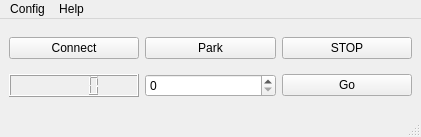
This is mainwindow.ui in PianetaRadio/CatRotator as Qt 5 draws it before an edit. The edited form follows.
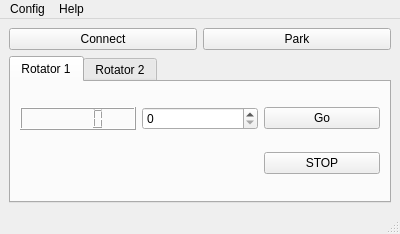
This is the edited form.

Commit message: Rotator label

What changed in the file:
```diff
--- a/mainwindow.ui
+++ b/mainwindow.ui
@@ -6,8 +6,8 @@
    <rect>
     <x>0</x>
     <y>0</y>
-    <width>421</width>
-    <height>137</height>
+    <width>400</width>
+    <height>234</height>
    </rect>
   </property>
   <property name="windowTitle">
@@ -15,23 +15,6 @@
   </property>
   <widget class="QWidget" name="centralwidget">
    <layout class="QGridLayout" name="gridLayout">
-    <item row="1" column="1">
-     <widget class="QSpinBox" name="spinBox_posAz">
-      <property name="maximum">
-       <number>450</number>
-      </property>
-     </widget>
-    </item>
-    <item row="1" column="0">
-     <widget class="QLCDNumber" name="lcdNumber_posAz"/>
-    </item>
-    <item row="1" column="2">
-     <widget class="QPushButton" name="pushButton_go">
-      <property name="text">
-       <string>Go</string>
-      </property>
-     </widget>
-    </item>
     <item row="0" column="0">
      <widget class="QPushButton" name="pushButton_connect">
       <property name="text">
@@ -49,11 +32,50 @@
       </property>
      </widget>
     </item>
-    <item row="0" column="2">
-     <widget class="QPushButton" name="pushButton_stop">
-      <property name="text">
-       <string>STOP</string>
+    <item row="3" column="0" colspan="2">
+     <widget class="QTabWidget" name="tabWidget_rotator">
+      <property name="enabled">
+       <bool>true</bool>
       </property>
+      <property name="currentIndex">
+       <number>0</number>
+      </property>
+      <widget class="QWidget" name="tab">
+       <attribute name="title">
+        <string>Rotator 1</string>
+       </attribute>
+       <layout class="QGridLayout" name="gridLayout_2">
+        <item row="0" column="4">
+         <widget class="QPushButton" name="pushButton_go">
+          <property name="text">
+           <string>Go</string>
+          </property>
+         </widget>
+        </item>
+        <item row="0" column="1">
+         <widget class="QSpinBox" name="spinBox_posAz">
+          <property name="maximum">
+           <number>450</number>
+          </property>
+         </widget>
+        </item>
+        <item row="0" column="0">
+         <widget class="QLCDNumber" name="lcdNumber_posAz"/>
+        </item>
+        <item row="1" column="4">
+         <widget class="QPushButton" name="pushButton_stop">
+          <property name="text">
+           <string>STOP</string>
+          </property>
+         </widget>
+        </item>
+       </layout>
+      </widget>
+      <widget class="QWidget" name="tab_2">
+       <attribute name="title">
+        <string>Rotator 2</string>
+       </attribute>
+      </widget>
      </widget>
     </item>
    </layout>
@@ -63,7 +85,7 @@
     <rect>
      <x>0</x>
      <y>0</y>
-     <width>421</width>
+     <width>400</width>
      <height>25</height>
     </rect>
    </property>
```
The commit also changes 5 other files.
